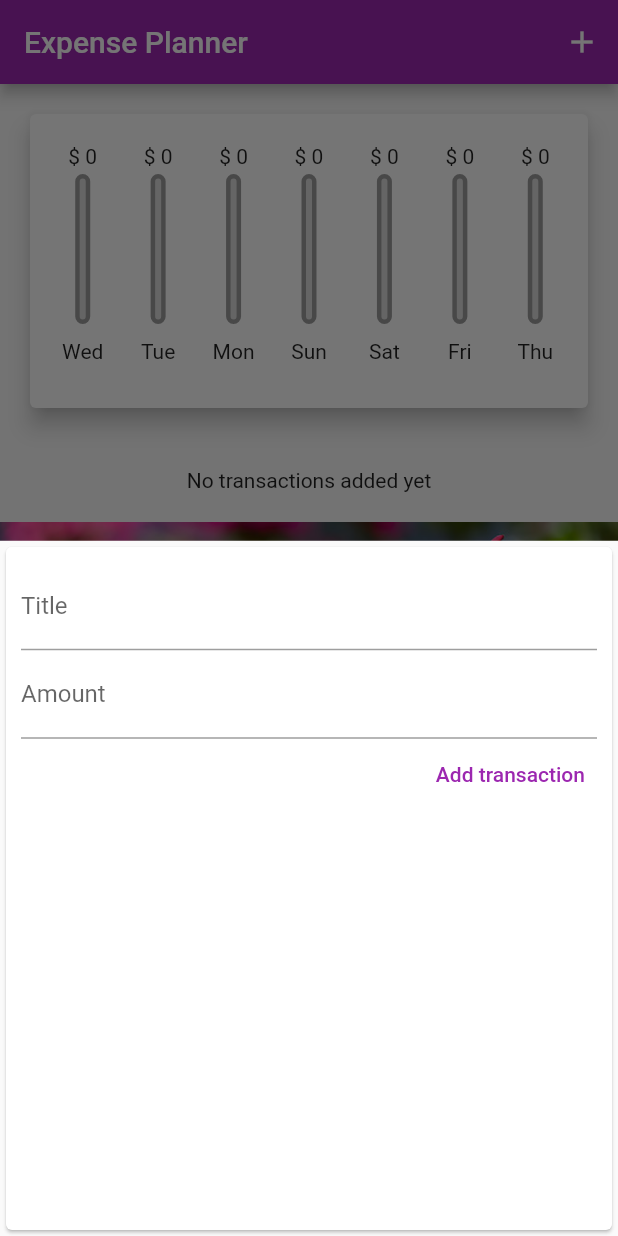
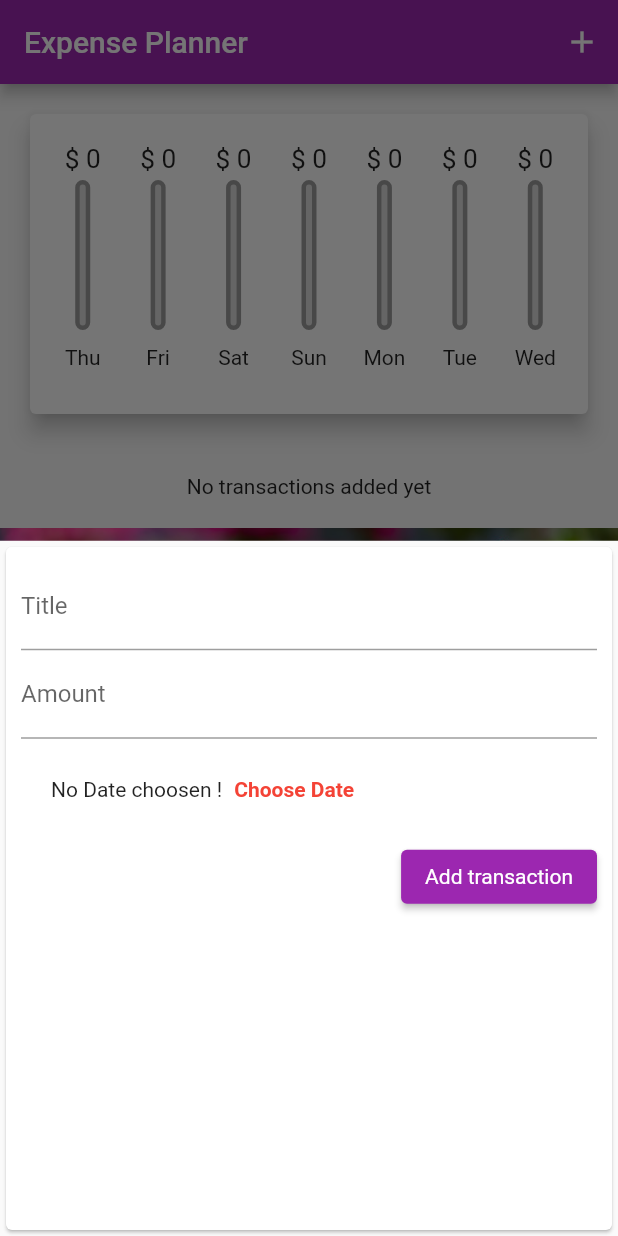
Before and after one commit to JayaSupriya-Somasani/Expense_planner_flutter_app, a Flutter app: the screen it shows after launch, after a tap on the "add" icon, on a phone screen of 412 x 824 dp. Run offline on Flutter 3.47's test engine with Material 2 defaults, Android fonts, the light colour scheme and no system bars.

Commit message:
1.List tile is implemented 2.Using themes button color and button text color changed

```diff
--- a/lib/main.dart
+++ b/lib/main.dart
@@ -16,7 +16,11 @@ class MyApp extends StatelessWidget {
     return MaterialApp(
       debugShowCheckedModeBanner: false,
       title: 'Flutter Demo',
-      theme: ThemeData(primarySwatch: Colors.purple, accentColor: Colors.amber),
+      theme: ThemeData(
+          primarySwatch: Colors.purple, accentColor: Colors.amber,
+          primaryColor: Colors.red , textTheme: ThemeData.light().textTheme.copyWith(
+        button: const TextStyle(color: Colors.white)
+      )),
       home: MyHomePage(),
     );
   }
--- a/lib/widgets/chart.dart
+++ b/lib/widgets/chart.dart
@@ -20,7 +20,7 @@ class Chart extends StatelessWidget {
         }
       }
       return {'day': DateFormat.E().format(weekDay), 'amount': totalSum};
-    });
+    }).reversed.toList();
   }
 
   double get totalSpending {
--- a/lib/widgets/chart_bar.dart
+++ b/lib/widgets/chart_bar.dart
@@ -12,10 +12,9 @@ class ChartBar extends StatelessWidget {
 
     return Column(
       children: [
-        SizedBox(height: 10,),
-        FittedBox(child:
-            Text('\$ ${spendingAmount.toStringAsFixed(0)}')
-        ),
+        const SizedBox(height: 10,),
+        Container(height: 20,
+          child: FittedBox(child: Text('\$ ${spendingAmount.toStringAsFixed(0)}')),),
         SizedBox(height: 4),
         Container(
           height: 100,
--- a/lib/widgets/new_transaction.dart
+++ b/lib/widgets/new_transaction.dart
@@ -43,14 +43,29 @@ class _NewTransactionState extends State<NewTransaction> {
               keyboardType: TextInputType.number,
               onSubmitted: (_) => submitData,
             ),
-            TextButton(
+            Container(
+              margin: EdgeInsets.symmetric(vertical: 10),
+              padding: EdgeInsets.symmetric(horizontal: 20),
+              child: Row(
+                children: [
+                  const Text("No Date choosen !"),
+                  TextButton(
+                      onPressed: () {},
+                      // style: TextButton.styleFrom(textStyle: TextStyle(color: Theme.of(context).primaryColor)),
+                      style: ButtonStyle(
+                             foregroundColor: MaterialStateProperty.all(Theme.of(context).primaryColor)),
+                      child: const Text( "Choose Date", style: TextStyle(fontWeight: FontWeight.bold),)
+                  )
+                ],
+              ),
+            ),
+            ElevatedButton(
                 onPressed: () {
                   submitData("Transaction added");
                 },
-                child: const Text(
-                  'Add transaction',
-                  style: TextStyle(color: Colors.purple),
-                ))
+                style: TextButton.styleFrom(textStyle: TextStyle(color: Theme.of(context).textTheme.button?.color)),
+                child: Text('Add transaction')
+                )
           ],
         ),
       ),
```
Also changed, not shown: lib/widgets/transaction_list.dart (+0 -32 lines).
